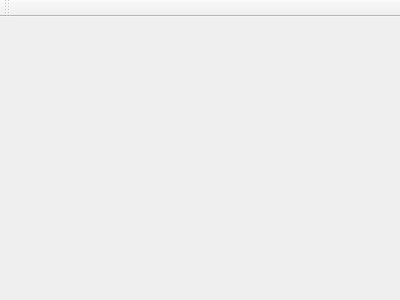
Before: the Qt Designer form ui/mainwindow.ui in supojen/CS1C_Project, drawn with Qt 5.
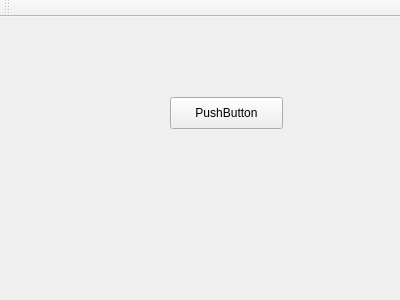
After: the same form once the commit is applied.

Commit message: Create an branch called UI_Design.

Patch:
```diff
--- a/ui/mainwindow.ui
+++ b/ui/mainwindow.ui
@@ -13,7 +13,21 @@
   <property name="windowTitle">
    <string>MainWindow</string>
   </property>
-  <widget class="QWidget" name="centralWidget"/>
+  <widget class="QWidget" name="centralWidget">
+   <widget class="QPushButton" name="pushButton">
+    <property name="geometry">
+     <rect>
+      <x>170</x>
+      <y>80</y>
+      <width>113</width>
+      <height>32</height>
+     </rect>
+    </property>
+    <property name="text">
+     <string>PushButton</string>
+    </property>
+   </widget>
+  </widget>
   <widget class="QMenuBar" name="menuBar">
    <property name="geometry">
     <rect>
```
